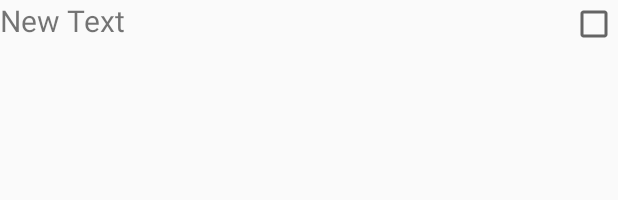
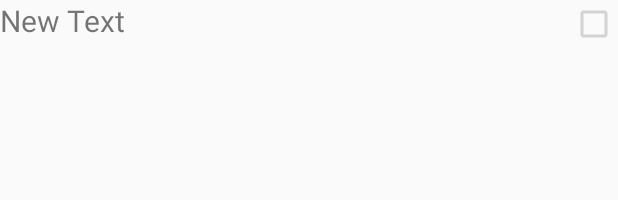
Before and after one commit to ScreamFD/todoDB, an Android app: the layout komplexerer_eintrag.xml on its own in the app's theme, with its tools: preview values and no code run, on a phone screen of 412 x 824 dp. Shown: the top 200 px of the screen. Run offline under Robolectric (Android 15) with nearby library versions, the phone set to English and light mode, and no system bars.

Commit message:
finished todoDB app

```diff
--- a/app/src/main/res/layout/komplexerer_eintrag.xml
+++ b/app/src/main/res/layout/komplexerer_eintrag.xml
@@ -16,5 +16,6 @@
         android:layout_width="wrap_content"
         android:layout_height="wrap_content"
         android:id="@+id/isDone"
-        android:checked="false"/>
+        android:checked="false"
+        android:enabled="false"/>
 </LinearLayout>
```
